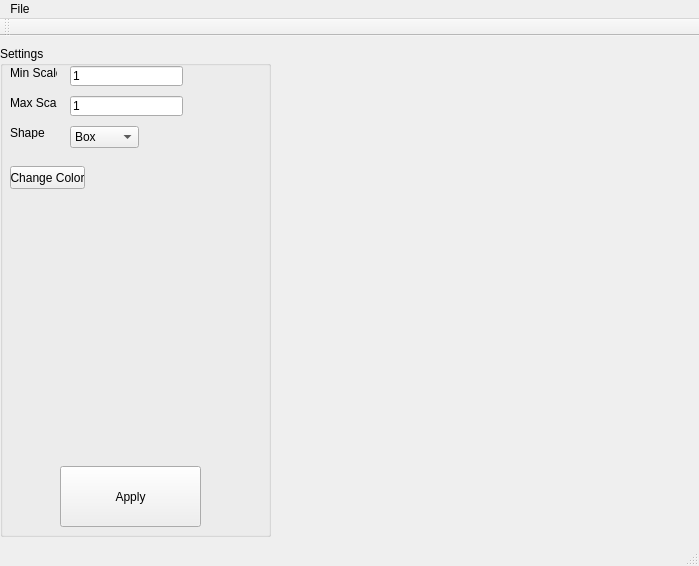
Old version of the form EDITOR/mainwindow.ui in the repository Mogitu/PSI.
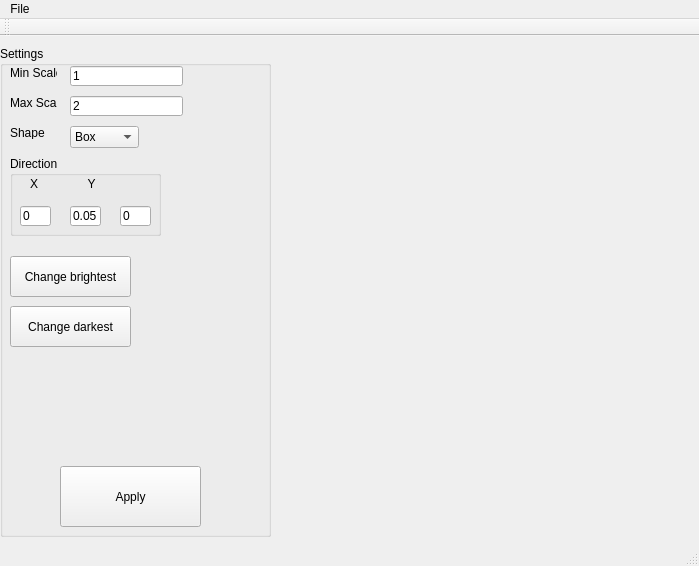
New version of the form.

Patch:
```diff
--- a/EDITOR/mainwindow.ui
+++ b/EDITOR/mainwindow.ui
@@ -23,6 +23,12 @@
       <height>491</height>
      </rect>
     </property>
+    <property name="font">
+     <font>
+      <weight>50</weight>
+      <bold>false</bold>
+     </font>
+    </property>
     <property name="title">
      <string>Settings</string>
     </property>
@@ -55,7 +61,7 @@
       <string>Biggest scale of particles</string>
      </property>
      <property name="text">
-      <string>1</string>
+      <string>2</string>
      </property>
     </widget>
     <widget class="QPushButton" name="ApplyAll">
@@ -97,19 +103,6 @@
       <string>Max Scale</string>
      </property>
     </widget>
-    <widget class="QPushButton" name="PickColor">
-     <property name="geometry">
-      <rect>
-       <x>10</x>
-       <y>120</y>
-       <width>75</width>
-       <height>23</height>
-      </rect>
-     </property>
-     <property name="text">
-      <string>Change Color</string>
-     </property>
-    </widget>
     <widget class="QComboBox" name="comboBox">
      <property name="geometry">
       <rect>
@@ -148,6 +141,97 @@
       <string>Shape</string>
      </property>
     </widget>
+    <widget class="QPushButton" name="PickBrightest">
+     <property name="geometry">
+      <rect>
+       <x>10</x>
+       <y>210</y>
+       <width>121</width>
+       <height>41</height>
+      </rect>
+     </property>
+     <property name="text">
+      <string>Change brightest</string>
+     </property>
+    </widget>
+    <widget class="QPushButton" name="PickDarkest">
+     <property name="geometry">
+      <rect>
+       <x>10</x>
+       <y>260</y>
+       <width>121</width>
+       <height>41</height>
+      </rect>
+     </property>
+     <property name="text">
+      <string>Change darkest</string>
+     </property>
+    </widget>
+    <widget class="QGroupBox" name="groupBox">
+     <property name="geometry">
+      <rect>
+       <x>10</x>
+       <y>110</y>
+       <width>151</width>
+       <height>80</height>
+      </rect>
+     </property>
+     <property name="title">
+      <string>Direction</string>
+     </property>
+     <widget class="QLineEdit" name="dirX">
+      <property name="geometry">
+       <rect>
+        <x>10</x>
+        <y>50</y>
+        <width>31</width>
+        <height>20</height>
+       </rect>
+      </property>
+      <property name="text">
+       <string>0</string>
+      </property>
+     </widget>
+     <widget class="QLineEdit" name="dirY">
+      <property name="geometry">
+       <rect>
+        <x>60</x>
+        <y>50</y>
+        <width>31</width>
+        <height>20</height>
+       </rect>
+      </property>
+      <property name="text">
+       <string>0.05</string>
+      </property>
+     </widget>
+     <widget class="QLineEdit" name="dirZ">
+      <property name="geometry">
+       <rect>
+        <x>110</x>
+        <y>50</y>
+        <width>31</width>
+        <height>20</height>
+       </rect>
+      </property>
+      <property name="text">
+       <string>0</string>
+      </property>
+     </widget>
+     <widget class="QLabel" name="label_4">
+      <property name="geometry">
+       <rect>
+        <x>20</x>
+        <y>20</y>
+        <width>111</width>
+        <height>16</height>
+       </rect>
+      </property>
+      <property name="text">
+       <string>X               Y               Z</string>
+      </property>
+     </widget>
+    </widget>
    </widget>
    <widget class="QWidget" name="ParticlePreviewWidget" native="true">
     <property name="geometry">
```
